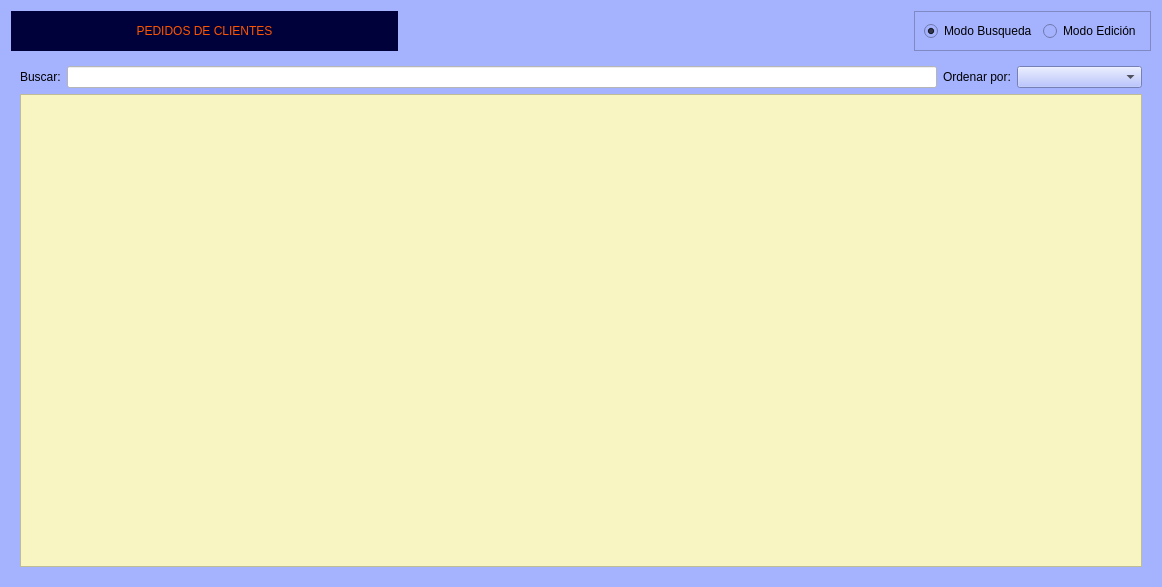
This is Zona_Ventas/frmpedidos.ui in arcnexus/RedFoX as Qt 5 draws it before an edit. The edited form follows.
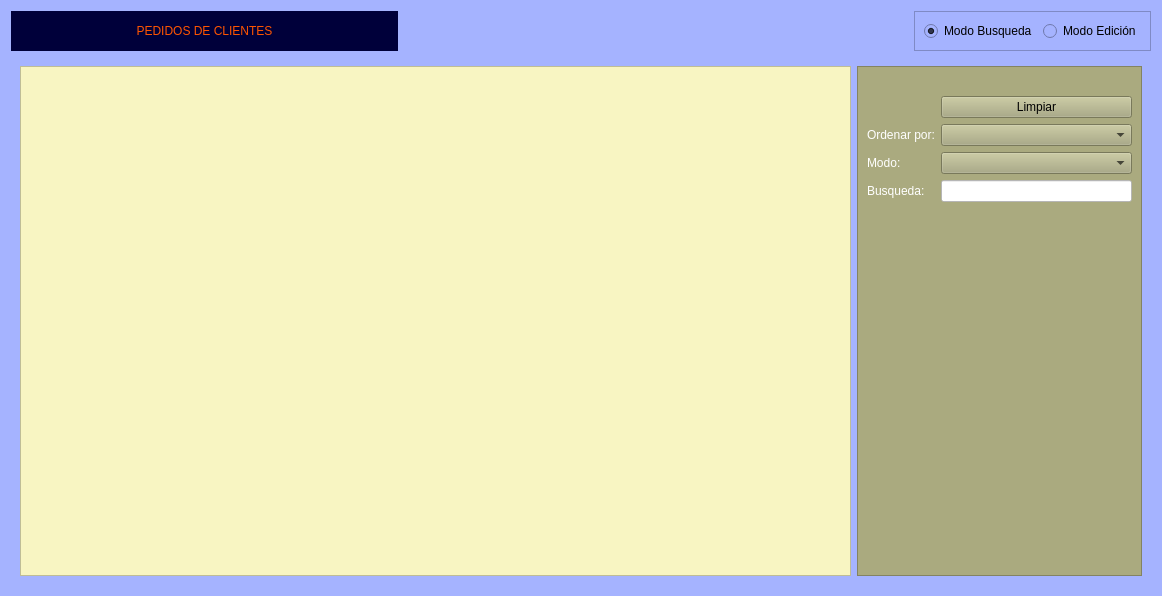
This is the edited form. Icons and pictures are not drawn.

Diff of the .ui file:
```diff
--- a/Zona_Ventas/frmpedidos.ui
+++ b/Zona_Ventas/frmpedidos.ui
@@ -7,7 +7,7 @@
     <x>0</x>
     <y>0</y>
     <width>1162</width>
-    <height>587</height>
+    <height>596</height>
    </rect>
   </property>
   <property name="windowTitle">
@@ -2457,43 +2457,113 @@
       </layout>
      </widget>
      <widget class="QWidget" name="page_2">
+      <layout class="QGridLayout" name="gridLayout_10">
+       <item row="0" column="1" rowspan="2">
+        <widget class="QFrame" name="frame_3">
+         <property name="maximumSize">
+          <size>
+           <width>285</width>
+           <height>16777215</height>
+          </size>
+         </property>
+         <property name="styleSheet">
+          <string notr="true">background-color: rgb(170, 170, 127);</string>
+         </property>
+         <property name="frameShape">
+          <enum>QFrame::StyledPanel</enum>
+         </property>
+         <property name="frameShadow">
+          <enum>QFrame::Raised</enum>
+         </property>
       <layout class="QGridLayout" name="gridLayout_8">
-       <item row="0" column="0">
-        <layout class="QHBoxLayout" name="horizontalLayout_7">
-         <item>
-          <widget class="QLabel" name="label_17">
+          <item row="4" column="0">
+           <widget class="QLabel" name="label_23">
+            <property name="styleSheet">
+             <string notr="true">color: rgb(255, 255, 255);</string>
+            </property>
            <property name="text">
-            <string>Buscar:</string>
+             <string>Busqueda:</string>
            </property>
           </widget>
          </item>
-         <item>
-          <widget class="QLineEdit" name="txtBuscar">
-           <property name="styleSheet">
-            <string notr="true">background-color: rgb(255, 255, 255);</string>
-           </property>
-          </widget>
-         </item>
-         <item>
-          <widget class="QLabel" name="label_19">
+          <item row="1" column="2">
+           <widget class="QPushButton" name="btnLimpiar">
+            <property name="text">
+             <string>Limpiar</string>
+            </property>
+            <property name="icon">
+             <iconset resource="../maya.qrc">
+              <normaloff>:/Icons/PNG/clean.png</normaloff>:/Icons/PNG/clean.png</iconset>
+            </property>
+           </widget>
+          </item>
+          <item row="2" column="0">
+           <widget class="QLabel" name="label_31">
+            <property name="styleSheet">
+             <string notr="true">color: rgb(255, 255, 255);</string>
+            </property>
            <property name="text">
             <string>Ordenar por:</string>
            </property>
           </widget>
          </item>
-         <item>
-          <widget class="QComboBox" name="cboordenar">
+          <item row="5" column="0">
+           <spacer name="verticalSpacer_3">
+            <property name="orientation">
+             <enum>Qt::Vertical</enum>
+            </property>
+            <property name="sizeHint" stdset="0">
+             <size>
+              <width>20</width>
+              <height>40</height>
+             </size>
+            </property>
+           </spacer>
+          </item>
+          <item row="2" column="2">
+           <widget class="QComboBox" name="cboOrden">
            <property name="minimumSize">
             <size>
-             <width>125</width>
+              <width>120</width>
              <height>0</height>
             </size>
            </property>
           </widget>
          </item>
-        </layout>
+          <item row="4" column="2">
+           <widget class="QLineEdit" name="txtBuscar">
+            <property name="styleSheet">
+             <string notr="true">background-color: rgb(255, 255, 255);</string>
+            </property>
+           </widget>
+          </item>
+          <item row="3" column="0">
+           <widget class="QLabel" name="label_32">
+            <property name="styleSheet">
+             <string notr="true">color: rgb(255, 255, 255);</string>
+            </property>
+            <property name="text">
+             <string>Modo:</string>
+            </property>
+           </widget>
+          </item>
+          <item row="3" column="2">
+           <widget class="QComboBox" name="cboModo"/>
+          </item>
+          <item row="0" column="2">
+           <widget class="QLabel" name="label_17">
+            <property name="text">
+             <string/>
+            </property>
+            <property name="pixmap">
+             <pixmap resource="../maya.qrc">:/Icons/PNG/busca_filtra.png</pixmap>
+            </property>
+           </widget>
+          </item>
+         </layout>
+        </widget>
        </item>
-       <item row="1" column="0">
+       <item row="0" column="0" rowspan="2">
         <widget class="QTableView" name="tabla">
          <property name="styleSheet">
           <string notr="true">alternate-background-color: rgb(255, 255, 255);
```
Lines whose indentation alone changed are shown as unchanged.
